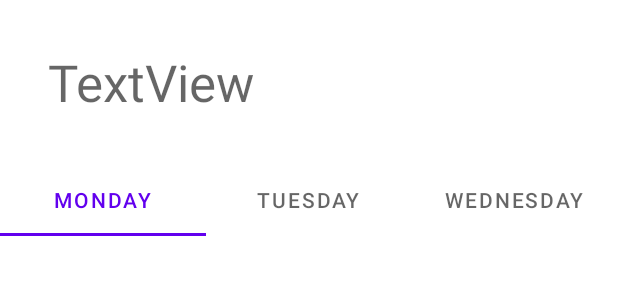
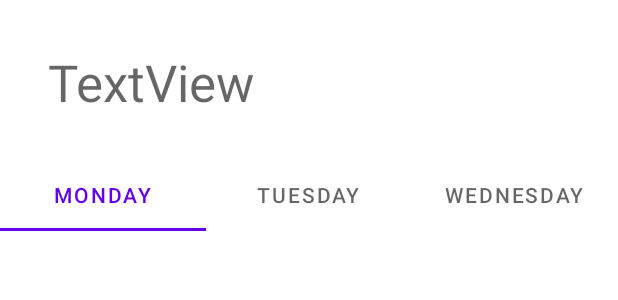
Before and after one commit to doyoonkim3312/Purdue_Food_Menu, an Android app: the layout activity_result.xml on its own in the app's theme, with its tools: preview values and no code run, on a phone screen of 412 x 824 dp. Shown: the top 300 px of the screen. Run offline under Robolectric (Android 15) with nearby library versions, the phone set to English and light mode, and no system bars.

Commit message:
Commit [050221] Modify layout
* [REFACTOR] Modify layout arrangement (activity_result.xml)

```diff
--- a/app/src/main/res/layout/activity_result.xml
+++ b/app/src/main/res/layout/activity_result.xml
@@ -21,11 +21,11 @@
         android:id="@+id/resultTabLayout"
         android:layout_width="match_parent"
         android:layout_height="wrap_content"
-        android:layout_marginTop="32dp"
+        android:layout_marginTop="106dp"
         app:layout_constraintEnd_toEndOf="parent"
         app:layout_constraintHorizontal_bias="0.0"
         app:layout_constraintStart_toStartOf="parent"
-        app:layout_constraintTop_toBottomOf="@+id/courtNameTextView">
+        app:layout_constraintTop_toTopOf="parent">
 
         <com.google.android.material.tabs.TabItem
             android:layout_width="wrap_content"
@@ -45,10 +45,14 @@
 
     <androidx.viewpager2.widget.ViewPager2
         android:id="@+id/resultViewPager"
-        android:layout_width="410dp"
-        android:layout_height="572dp"
+        android:layout_width="0dp"
+        android:layout_height="0dp"
+        android:layout_marginStart="2dp"
+        android:layout_marginEnd="2dp"
+        android:layout_marginBottom="2dp"
         app:layout_constraintBottom_toBottomOf="parent"
         app:layout_constraintEnd_toEndOf="parent"
         app:layout_constraintStart_toStartOf="parent"
         app:layout_constraintTop_toBottomOf="@+id/resultTabLayout" />
+
 </androidx.constraintlayout.widget.ConstraintLayout>
```
